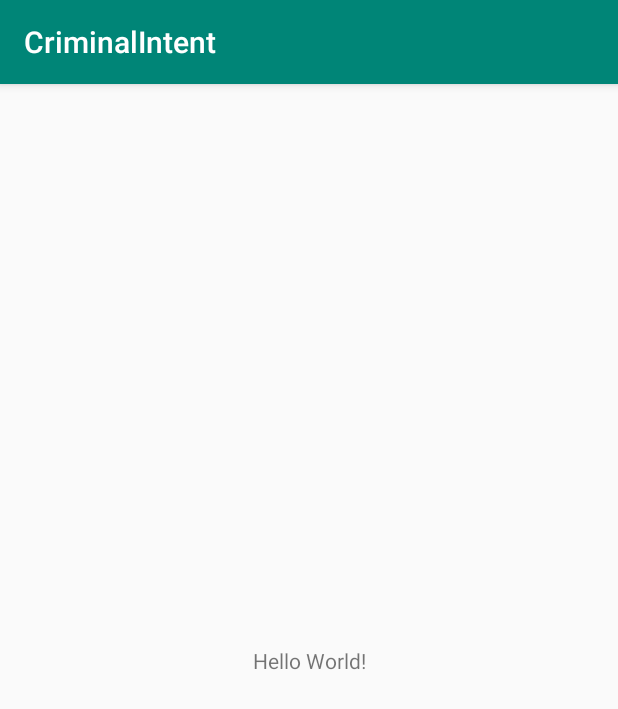
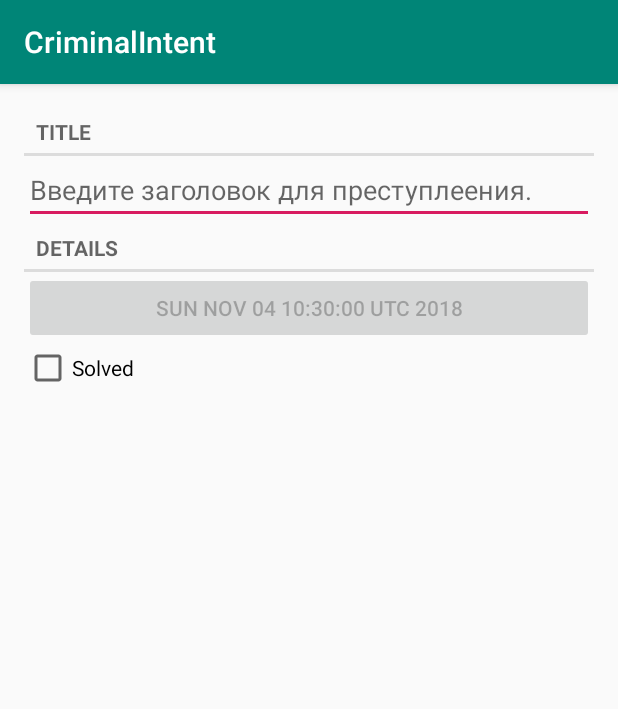
Before and after one commit to kotovi/CriminalIntent, an Android app: the screen it shows after launch (CrimeActivity), on a phone screen of 412 x 824 dp. Shown: the top 709 px of the screen. Run offline under Robolectric (Android 15) with nearby library versions, the phone set to English and light mode, and no system bars.

Commit message:
1.0.2
page 170

```diff
--- a/app/src/main/java/ru/geekbase/ikotov/criminalintent/Crime.java
+++ b/app/src/main/java/ru/geekbase/ikotov/criminalintent/Crime.java
@@ -10,7 +10,38 @@ public class Crime {
     private boolean mSloved;
     public Crime(){
         mId = UUID.randomUUID();
-        mDate = new
+        mDate = new Date();
     }
 
+    public UUID getId() {
+        return mId;
+    }
+
+    public void setId(UUID id) {
+        mId = id;
+    }
+
+    public String getTitle() {
+        return mTitle;
+    }
+
+    public void setTitle(String title) {
+        mTitle = title;
+    }
+
+    public Date getDate() {
+        return mDate;
+    }
+
+    public void setDate(Date date) {
+        mDate = date;
+    }
+
+    public boolean isSloved() {
+        return mSloved;
+    }
+
+    public void setSloved(boolean sloved) {
+        mSloved = sloved;
+    }
 }
--- a/app/src/main/java/ru/geekbase/ikotov/criminalintent/CrimeActivity.java
+++ b/app/src/main/java/ru/geekbase/ikotov/criminalintent/CrimeActivity.java
@@ -1,5 +1,7 @@
 package ru.geekbase.ikotov.criminalintent;
 
+import android.support.v4.app.Fragment;
+import android.support.v4.app.FragmentManager;
 import android.support.v7.app.AppCompatActivity;
 import android.os.Bundle;
 
@@ -9,5 +11,14 @@ public class CrimeActivity extends AppCompatActivity {
     protected void onCreate(Bundle savedInstanceState) {
         super.onCreate(savedInstanceState);
         setContentView(R.layout.activity_crime);
+
+        FragmentManager fm = getSupportFragmentManager();
+        Fragment fragment = fm.findFragmentById(R.id.fragment_container);
+        if (fragment==null) {
+            fragment = new CrimeFragment();
+            fm.beginTransaction()
+                    .add(R.id.fragment_container,fragment)
+                    .commit();
+        }
     }
 }
--- /dev/null
+++ b/app/src/main/java/ru/geekbase/ikotov/criminalintent/CrimeFragment.java
@@ -0,0 +1,64 @@
+package ru.geekbase.ikotov.criminalintent;
+
+import android.os.Bundle;
+import android.support.v4.app.Fragment;
+import android.text.Editable;
+import android.text.TextWatcher;
+import android.view.LayoutInflater;
+import android.view.View;
+import android.view.ViewGroup;
+import android.widget.Button;
+import android.widget.CheckBox;
+import android.widget.CompoundButton;
+import android.widget.EditText;
+import android.widget.TextView;
+
+
+public class CrimeFragment extends Fragment {
+    private Crime mCrime;
+    private EditText mTitleField;
+    private Button mDateButton;
+    private CheckBox mSolvedCheckbox;
+
+    @Override
+    public void onCreate(Bundle savedInstanceState){
+        super.onCreate(savedInstanceState);
+        mCrime = new Crime();
+    }
+    @Override
+    public View onCreateView(LayoutInflater inflater, ViewGroup container, Bundle savedInstanceState){
+     View v = inflater.inflate(R.layout.fragment_crime, container,false);
+
+     mTitleField = (EditText) v.findViewById(R.id.crime_title);
+     mTitleField.addTextChangedListener(new TextWatcher() {
+         @Override
+         public void beforeTextChanged(CharSequence s, int start, int count, int after) {
+
+         }
+
+         @Override
+         public void onTextChanged(CharSequence s, int start, int before, int count) {
+            mCrime.setTitle( s.toString());
+         }
+
+         @Override
+         public void afterTextChanged(Editable s) {
+
+         }
+     });
+
+     mDateButton = (Button) v.findViewById(R.id.crime_date);
+     mDateButton.setText(mCrime.getDate().toString());
+     mDateButton.setEnabled(false);
+
+     mSolvedCheckbox = (CheckBox)v.findViewById(R.id.crime_solved);
+     mSolvedCheckbox.setOnCheckedChangeListener(new CompoundButton.OnCheckedChangeListener() {
+         @Override
+         public void onCheckedChanged(CompoundButton buttonView, boolean isChecked) {
+             mCrime.setSloved(isChecked);
+         }
+     });
+
+     return v;
+    }
+}
--- a/app/src/main/res/layout/activity_crime.xml
+++ b/app/src/main/res/layout/activity_crime.xml
@@ -1,18 +1,11 @@
 <?xml version="1.0" encoding="utf-8"?>
-<android.support.constraint.ConstraintLayout xmlns:android="http://schemas.android.com/apk/res/android"
-    xmlns:app="http://schemas.android.com/apk/res-auto"
-    xmlns:tools="http://schemas.android.com/tools"
+<FrameLayout
+    xmlns:android="http://schemas.android.com/apk/res/android"
+    android:id="@+id/fragment_container"
     android:layout_width="match_parent"
     android:layout_height="match_parent"
-    tools:context=".CrimeActivity">
+    >
 
-    <TextView
-        android:layout_width="wrap_content"
-        android:layout_height="wrap_content"
-        android:text="Hello World!"
-        app:layout_constraintBottom_toBottomOf="parent"
-        app:layout_constraintLeft_toLeftOf="parent"
-        app:layout_constraintRight_toRightOf="parent"
-        app:layout_constraintTop_toTopOf="parent" />
 
-</android.support.constraint.ConstraintLayout>
+
+</FrameLayout>
--- /dev/null
+++ b/app/src/main/res/layout/fragment_crime.xml
@@ -0,0 +1,33 @@
+<?xml version="1.0" encoding="utf-8"?>
+<LinearLayout
+    xmlns:android="http://schemas.android.com/apk/res/android"
+    android:layout_width="match_parent"
+    android:layout_height="match_parent"
+    android:layout_margin="16dp"
+    android:orientation="vertical">
+    <TextView
+        style="?android:listSeparatorTextViewStyle"
+        android:layout_width="match_parent"
+        android:layout_height="wrap_content"
+        android:text="@string/crime_title_laber"/>
+    <EditText
+        android:layout_width="match_parent"
+        android:layout_height="wrap_content"
+        android:id="@+id/crime_title"
+        android:hint="@string/crime_title_hint"/>
+    <TextView
+        android:layout_width="match_parent"
+        android:layout_height="wrap_content"
+        android:text="@string/crime_details_label"
+        style="?android:listSeparatorTextViewStyle"/>
+    <Button
+        android:layout_width="match_parent"
+        android:layout_height="wrap_content"
+        android:id="@+id/crime_date"/>
+    <CheckBox
+        android:layout_width="match_parent"
+        android:layout_height="wrap_content"
+        android:id="@+id/crime_solved"
+        android:text="@string/crime_solved_label"/>
+
+</LinearLayout>
--- a/app/src/main/res/values/strings.xml
+++ b/app/src/main/res/values/strings.xml
@@ -1,3 +1,7 @@
 <resources>
     <string name="app_name">CriminalIntent</string>
+    <string name="crime_title_hint">Введите заголовок для преступлеения.</string>
+    <string name="crime_title_laber">Title</string>
+    <string name="crime_details_label">Details</string>
+    <string name="crime_solved_label">Solved</string>
 </resources>
```
